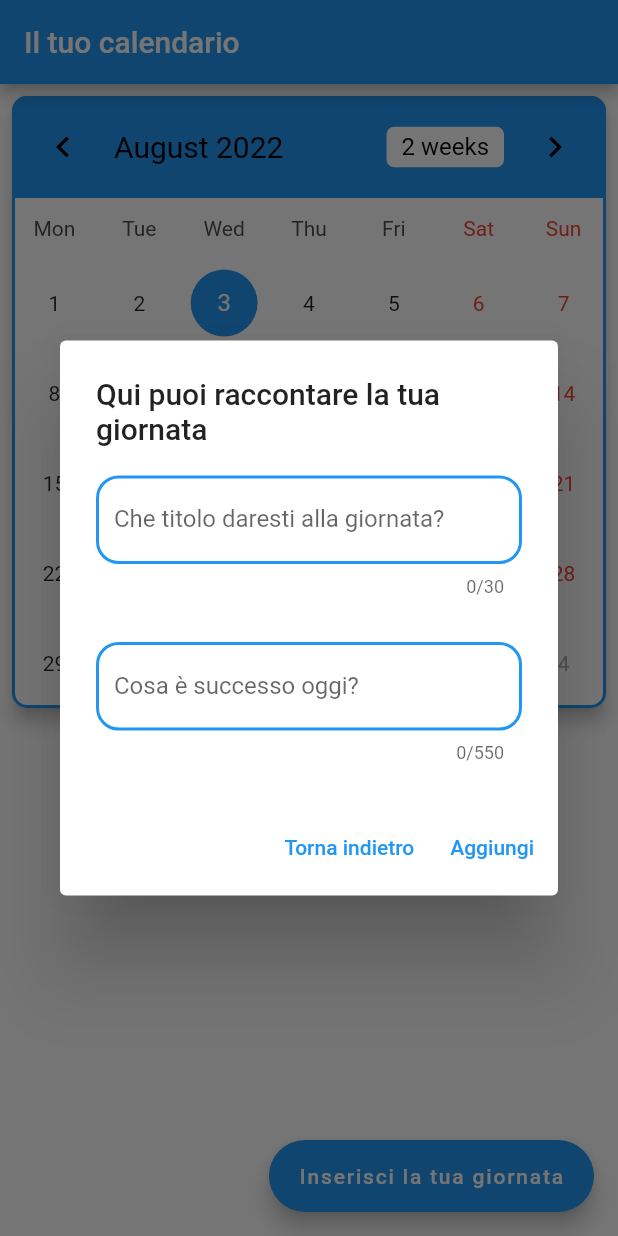
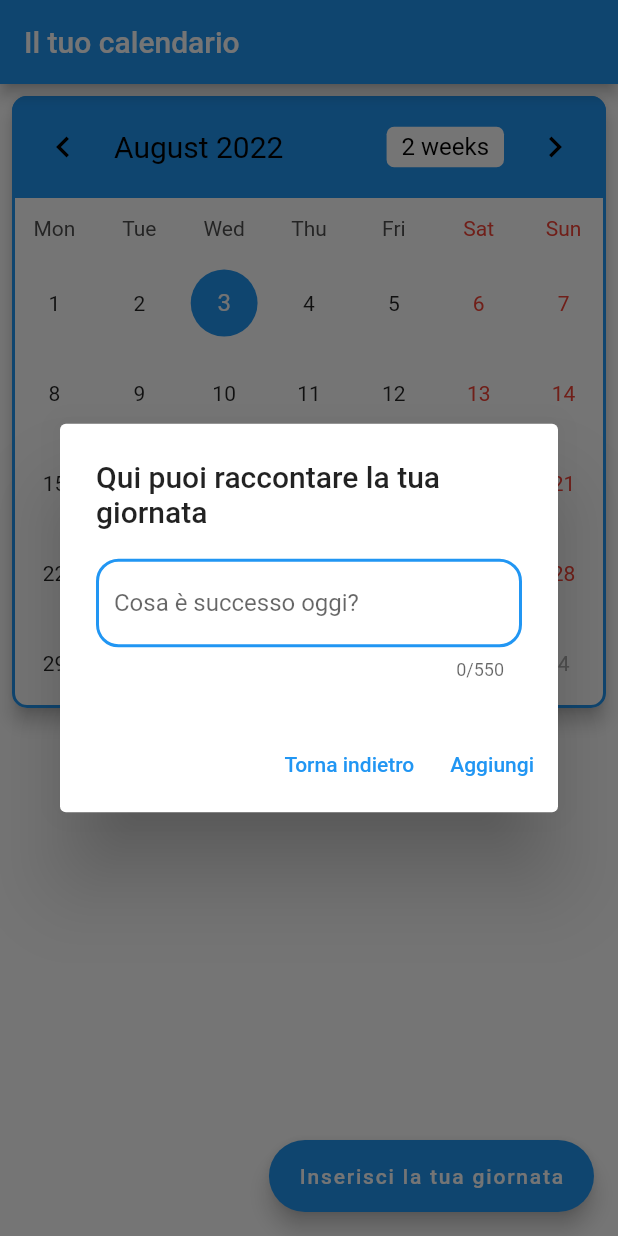
Before and after one commit to caggicaggi/Human-Variable-Behaviour, a Flutter app: the CustomTableCalendar screen opened directly, after a tap on "Inserisci la tua giornata", on a phone screen of 412 x 824 dp. Run offline on Flutter 3.47's test engine with Material 2 defaults, Android fonts, the phone set to English and light mode, and no system bars; drawn by our look-alikes of table_calendar; missing offline and left inert: mysql1.

Commit message:
provare applicazione senza i dalay

```diff
--- a/lib/Screens/Application/Diario/diario_screen.dart
+++ b/lib/Screens/Application/Diario/diario_screen.dart
@@ -27,6 +27,7 @@ class _CustomTableCalendarState extends State<CustomTableCalendar> {
   final descpController = TextEditingController();
 
   late Map<DateTime, List<MyEvents>> mySelectedEvents;
+
   @override
   void initState() {
     selectedCalendarDate = _focusedCalendarDate;
@@ -41,30 +42,19 @@ class _CustomTableCalendarState extends State<CustomTableCalendar> {
     super.dispose();
   }
 
-  loadEventList() async {
-    initState();
-    final _ev = list;
-    List<MyEvents> listToEvent = _ev as List<MyEvents>;
-    return list = listToEvent.cast<String>();
-  }
-
   List<MyEvents> _listOfDayEvents(DateTime dateTime) {
     listaGiornateInserite(_focusedCalendarDate, idUtente);
-    print("vevmvnjenbvweijqnbvuqeojabnviwuejanbvao");
-    print(list);
     return mySelectedEvents[dateTime] ?? [];
   }
 
   List<String> _listOfDayEvents1(DateTime dateTime) {
     listaGiornateInserite(_focusedCalendarDate, idUtente);
-    print("vevmvnjenbvweijqnbvuqeojabnviwuejanbvao");
-    print(list);
     return list;
   }
 
   // viene chiamato quando si preme sul tato Inserisci
-  _showAddEventDialog() async {
-    await showDialog(
+  _showAddEventDialog() {
+    showDialog(
         context: context,
         builder: (context) => AlertDialog(
               title: const Text('Qui puoi raccontare la tua giornata'),
@@ -72,13 +62,6 @@ class _CustomTableCalendarState extends State<CustomTableCalendar> {
                 crossAxisAlignment: CrossAxisAlignment.stretch,
                 mainAxisSize: MainAxisSize.min,
                 children: [
-                  // titolo della giornata
-                  buildTextFieldTitolo(
-                      controller: titleController,
-                      hint: 'Che titolo daresti alla giornata?'),
-                  const SizedBox(
-                    height: 30.0,
-                  ),
                   buildTextFieldGiornata(
                       controller: descpController,
                       hint: 'Cosa è successo oggi?'),
@@ -118,8 +101,11 @@ class _CustomTableCalendarState extends State<CustomTableCalendar> {
                       MyEvents(
                           eventTitle: titleController.text,
                           eventDescp: descpController.text);
-                      signDataAndGiornata(idUtente, selectedCalendarDate,
-                          titleController.text, descpController.text);
+                      String concatenazione =
+                          descpController.text + titleController.text;
+                      signDataAndGiornata(
+                          idUtente, selectedCalendarDate, descpController.text);
+                      list.add(concatenazione);
                       titleController.clear();
                       descpController.clear();
                       Navigator.pop(context);
@@ -229,8 +215,7 @@ class _CustomTableCalendarState extends State<CustomTableCalendar> {
               eventLoader: _listOfDayEvents,
               // Calendar Header Styling
               headerStyle: HeaderStyle(
-                  titleTextStyle:
-                      TextStyle(color: Colors.black, fontSize: 20.0),
+                titleTextStyle: TextStyle(color: Colors.black, fontSize: 20.0),
                 decoration: BoxDecoration(
                     color: Colors.blue,
                     borderRadius: BorderRadius.only(
@@ -283,18 +268,11 @@ class _CustomTableCalendarState extends State<CustomTableCalendar> {
               ),
               selectedDayPredicate: (currentSelectedDate) {
                 listaGiornateInserite(_focusedCalendarDate, idUtente);
-                  print("Lista:");
-                  print(list);
-
-                  /*********************************** */
-                  // QUI BISOGNEREBBE STAMPARE LA LISTA
-                  /*********************************** */
-                  // as per the documentation 'selectedDayPredicate' needs to determine
-                  // current selected day
-                  return (isSameDay(
-                      selectedCalendarDate!, currentSelectedDate));
+                return (isSameDay(selectedCalendarDate!, currentSelectedDate));
               },
+              //mettendolo in entrambi i casi resetta se si preme su un giorno vuoto
               onDaySelected: (selectedDay, focusedDay) {
+                listaGiornateInserite(_focusedCalendarDate, idUtente);
                 // as per the documentation
                 if (!isSameDay(selectedCalendarDate, selectedDay)) {
                   setState(() {
@@ -302,8 +280,6 @@ class _CustomTableCalendarState extends State<CustomTableCalendar> {
                     _focusedCalendarDate = focusedDay;
                   });
                 }
-                  //necessario per non inserire ripetizioni nella lista
-                  list.clear();
               },
             ),
           ),
@@ -315,27 +291,28 @@ class _CustomTableCalendarState extends State<CustomTableCalendar> {
               ),
               title: Padding(
                 padding: const EdgeInsets.only(bottom: 8.0),
-                  child: Text('Questo è il titolo della giornata:${list}'),
+                child: Text(
+                    'Questa è la descrizione della tua giornata : \n ${list}'),
               ),
             ),
           ),
-            ..._listOfDayEvents(selectedCalendarDate!).map(
+        ],
+      )),
+    );
+  }
+}
+
+
+
+        /*  ..._listOfDayEvents(selectedCalendarDate!).map(
             (list) => ListTile(
-                leading: Icon(
+              leading: const Icon(
                 Icons.done,
                 color: Colors.blue,
               ),
               title: Padding(
                 padding: const EdgeInsets.only(bottom: 8.0),
-                  child: Text(
-                      'Questo è il titolo della giornata:${list.eventTitle}'),
-                ),
-                subtitle: Text('Descrizione Giornata:${list.eventDescp}'),
+                child: Text('Questo è quelo che hai inserito: \n ${list}'),
               ),
             ),
-          ],
-        ),
-      ),
-    );
-  }
-}
+          ),*/
--- a/lib/mysql/mysql.dart
+++ b/lib/mysql/mysql.dart
@@ -106,7 +106,6 @@ Future<bool> readEmailPasswordFromDb(emailToReadToDb, passwordToDb) async {
         debugPrint(idUtente);
       }
     });
-    await Future.delayed(const Duration(milliseconds: 2));
     connessione.close();
   });
   connessione.close();
@@ -138,11 +137,9 @@ Future<bool> readEmailFromDb(emailToReadToDb) async {
 }
 
 //funzione per inserire giornata utente
-void signDataAndGiornata(
-    idutente, dataGiornata, titoloGiornata, descrizioneGiornata) {
+void signDataAndGiornata(idutente, dataGiornata, descrizioneGiornata) {
   //Aggiungo i '' a tutte le stringhe passate in input
   idutente = idutente;
-  titoloGiornata = stringToDb(titoloGiornata);
   descrizioneGiornata = stringToDb(descrizioneGiornata);
   dataGiornata = dataGiornata.toLocal();
   dataGiornata = DateFormat('yyyy-MM-dd').format(dataGiornata);
@@ -151,7 +148,7 @@ void signDataAndGiornata(
   //Scrivo la query
   // ignore: prefer_interpolation_to_compose_strings
   String query =
-      '${'INSERT INTO ' + table + ' (idUtente,dataGiornata, titoloGiornata, descrizioneGiornata) VALUES (' + idutente + ',' + "'" + dataGiornata + "'" + ',' + titoloGiornata + ',' + descrizioneGiornata})';
+      '${'INSERT INTO ' + table + ' (idUtente,dataGiornata, descrizioneGiornata) VALUES (' + idutente + ',' + "'" + dataGiornata + "'" + ',' + descrizioneGiornata})';
   //Connessione al database
   debugPrint(query);
   var db = Mysql();
@@ -171,7 +168,7 @@ Future<List<String>> listaGiornateInserite(dataGiornata, idUtente) async {
   dataGiornata = dataGiornata.toLocal();
   dataGiornata = DateFormat('yyyy-MM-dd').format(dataGiornata);
   dataGiornata = stringToDb(dataGiornata);
-  String query = 'SELECT descrizioneGiornata,titoloGiornata FROM ' +
+  String query = 'SELECT descrizioneGiornata FROM ' +
       table +
       ' where dataGiornata = ' +
       dataGiornata +
@@ -182,7 +179,6 @@ Future<List<String>> listaGiornateInserite(dataGiornata, idUtente) async {
   //Aggiunti delay
   await Future.delayed(const Duration(milliseconds: 2));
   var result = await connessione.query(query);
-
   controlloInserimento.add(result.toString());
 
   for (int i = 0; i <= list.length - 1; i++) {
@@ -193,10 +189,10 @@ Future<List<String>> listaGiornateInserite(dataGiornata, idUtente) async {
     }
     if (parolaDoppia > 0) {
       controllo = 2;
+      list.clear();
     }
   }
   if (controllo == 2 || result.isEmpty || result.toString() == " ") {
-    connessione.close();
   } else {
     list.add(result.toString());
     list1.add(result.toString());
```
Lines whose indentation alone changed are shown as unchanged.
